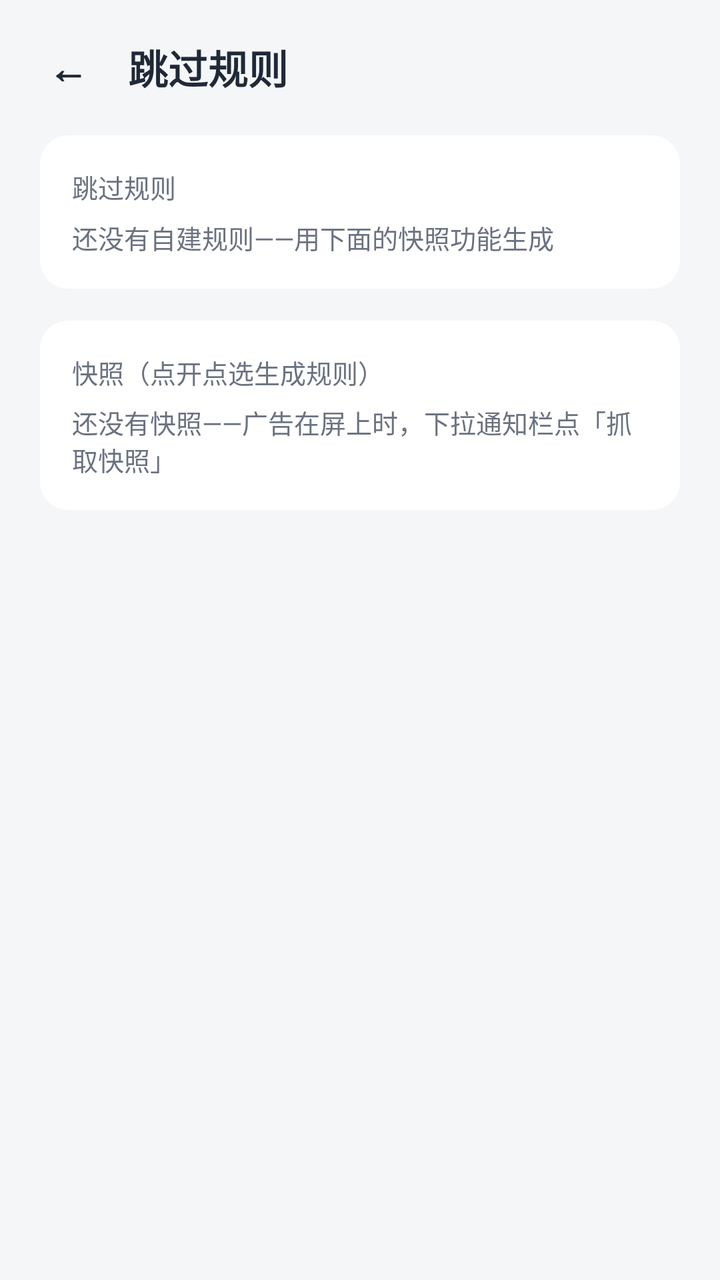
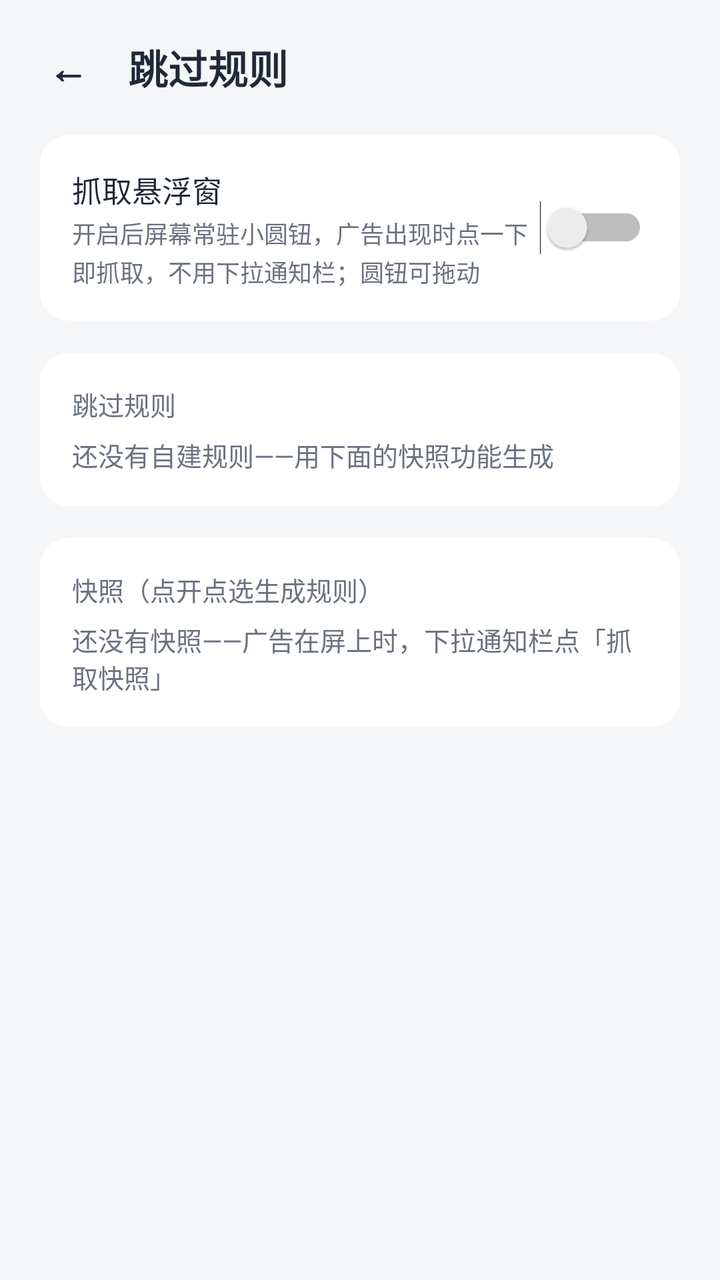

Compare the two renders of this Android layout. The source of the first and the diff that turns it into the second are given below.
<!-- AndroidManifest.xml: application theme Theme.SkipAd -->
<!-- res/layout/activity_rules.xml -->
<?xml version="1.0" encoding="utf-8"?>
<ScrollView xmlns:android="http://schemas.android.com/apk/res/android"
    android:layout_width="match_parent"
    android:layout_height="match_parent"
    android:fillViewport="true">

    <LinearLayout
        android:layout_width="match_parent"
        android:layout_height="wrap_content"
        android:orientation="vertical">

        <View
            android:id="@+id/inset_top"
            android:layout_width="match_parent"
            android:layout_height="0dp" />

        <LinearLayout
            android:layout_width="match_parent"
            android:layout_height="wrap_content"
            android:gravity="center_vertical"
            android:orientation="horizontal"
            android:paddingLeft="12dp"
            android:paddingTop="8dp"
            android:paddingRight="20dp"
            android:paddingBottom="8dp">

            <TextView
                android:id="@+id/back_button"
                android:layout_width="wrap_content"
                android:layout_height="wrap_content"
                android:padding="12dp"
                android:text="←"
                android:textColor="@color/text_primary"
                android:textSize="20sp"
                android:textStyle="bold" />

            <TextView
                android:layout_width="wrap_content"
                android:layout_height="wrap_content"
                android:layout_marginLeft="8dp"
                android:text="@string/rule_title"
                android:textColor="@color/text_primary"
                android:textSize="20sp"
                android:textStyle="bold" />
        </LinearLayout>

        <LinearLayout
            android:layout_width="match_parent"
            android:layout_height="wrap_content"
            android:orientation="vertical"
            android:paddingLeft="20dp"
            android:paddingRight="20dp"
            android:paddingBottom="32dp">

            <LinearLayout
                android:layout_width="match_parent"
                android:layout_height="wrap_content"
                android:background="@drawable/bg_card"
                android:orientation="vertical"
                android:padding="16dp">

                <TextView
                    android:layout_width="wrap_content"
                    android:layout_height="wrap_content"
                    android:text="@string/section_rules"
                    android:textColor="@color/text_secondary"
                    android:textSize="13sp" />

                <TextView
                    android:id="@+id/rules_empty"
                    android:layout_width="match_parent"
                    android:layout_height="wrap_content"
                    android:layout_marginTop="6dp"
                    android:text="@string/rules_empty"
                    android:textColor="@color/text_secondary"
                    android:textSize="13sp" />

                <LinearLayout
                    android:id="@+id/rule_container"
                    android:layout_width="match_parent"
                    android:layout_height="wrap_content"
                    android:orientation="vertical" />
            </LinearLayout>

            <LinearLayout
                android:layout_width="match_parent"
                android:layout_height="wrap_content"
                android:layout_marginTop="16dp"
                android:background="@drawable/bg_card"
                android:orientation="vertical"
                android:padding="16dp">

                <TextView
                    android:layout_width="wrap_content"
                    android:layout_height="wrap_content"
                    android:text="@string/section_snapshots"
                    android:textColor="@color/text_secondary"
                    android:textSize="13sp" />

                <TextView
                    android:id="@+id/snaps_empty"
                    android:layout_width="match_parent"
                    android:layout_height="wrap_content"
                    android:layout_marginTop="6dp"
                    android:text="@string/snapshots_empty"
                    android:textColor="@color/text_secondary"
                    android:textSize="13sp" />

                <LinearLayout
                    android:id="@+id/snap_container"
                    android:layout_width="match_parent"
                    android:layout_height="wrap_content"
                    android:orientation="vertical" />
            </LinearLayout>
        </LinearLayout>

        <View
            android:id="@+id/inset_bottom"
            android:layout_width="match_parent"
            android:layout_height="0dp" />
    </LinearLayout>
</ScrollView>
<!-- resources referenced by this layout -->
<resources>
  <color name="text_primary">#1F2937</color>
  <color name="text_secondary">#6B7280</color>
  <!-- drawable bg_card (drawable) -->
  <?xml version="1.0" encoding="utf-8"?>
  <shape xmlns:android="http://schemas.android.com/apk/res/android" android:shape="rectangle">
      <solid android:color="@color/card" />
      <corners android:radius="14dp" />
  </shape>
  <string name="rule_title">跳过规则</string>
  <string name="rules_empty">还没有自建规则——用下面的快照功能生成</string>
  <string name="section_rules">跳过规则</string>
  <string name="section_snapshots">快照（点开点选生成规则）</string>
  <string name="snapshots_empty">还没有快照——广告在屏上时，下拉通知栏点「抓取快照」</string>
  <style name="Theme.SkipAd" parent="Theme.AppCompat.DayNight.NoActionBar">
          <item name="colorPrimary">@color/primary</item>
          <item name="colorPrimaryDark">@color/primary_dark</item>
          <item name="colorAccent">@color/primary</item>
          <item name="android:windowBackground">@color/background</item>
          <item name="android:statusBarColor">@android:color/transparent</item>
          <item name="android:navigationBarColor">@android:color/transparent</item>
          <item name="android:windowLightStatusBar">true</item>
      </style>
  <color name="card">#FFFFFF</color>
  <color name="primary">#16A34A</color>
  <color name="primary_dark">#0E7A38</color>
  <color name="background">#F4F6F8</color>
</resources>

<!-- the commit's change to res/layout/activity_rules.xml (unified diff, before → after) -->
@@ -51,6 +51,50 @@
             android:paddingLeft="20dp"
             android:paddingRight="20dp"
             android:paddingBottom="32dp">
+
+            <LinearLayout
+                android:layout_width="match_parent"
+                android:layout_height="wrap_content"
+                android:layout_marginBottom="16dp"
+                android:background="@drawable/bg_card"
+                android:orientation="vertical"
+                android:padding="16dp">
+
+                <LinearLayout
+                    android:layout_width="match_parent"
+                    android:layout_height="wrap_content"
+                    android:gravity="center_vertical"
+                    android:orientation="horizontal">
+
+                    <LinearLayout
+                        android:layout_width="0dp"
+                        android:layout_height="wrap_content"
+                        android:layout_weight="1"
+                        android:orientation="vertical">
+
+                        <TextView
+                            android:layout_width="wrap_content"
+                            android:layout_height="wrap_content"
+                            android:text="@string/bubble_switch_title"
+                            android:textColor="@color/text_primary"
+                            android:textSize="15sp" />
+
+                        <TextView
+                            android:layout_width="match_parent"
+                            android:layout_height="wrap_content"
+                            android:layout_marginTop="2dp"
+                            android:lineSpacingExtra="2dp"
+                            android:text="@string/bubble_switch_sub"
+                            android:textColor="@color/text_secondary"
+                            android:textSize="12sp" />
+                    </LinearLayout>
+
+                    <Switch
+                        android:id="@+id/bubble_switch"
+                        android:layout_width="wrap_content"
+                        android:layout_height="wrap_content" />
+                </LinearLayout>
+            </LinearLayout>
 
             <LinearLayout
                 android:layout_width="match_parent"
<!-- resource entries referenced after the edit -->
@@ -8,6 +8,8 @@
       <solid android:color="@color/card" />
       <corners android:radius="14dp" />
   </shape>
+  <string name="bubble_switch_sub">开启后屏幕常驻小圆钮，广告出现时点一下即抓取，不用下拉通知栏；圆钮可拖动</string>
+  <string name="bubble_switch_title">抓取悬浮窗</string>
   <string name="rule_title">跳过规则</string>
   <string name="rules_empty">还没有自建规则——用下面的快照功能生成</string>
   <string name="section_rules">跳过规则</string>
